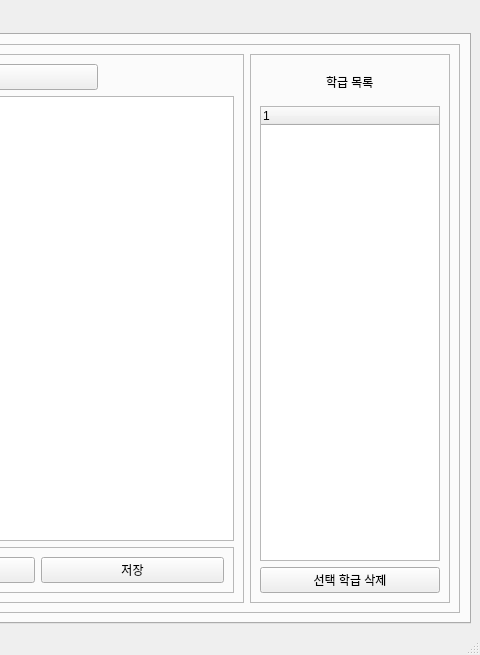
First picture: the form in manager.ui, repository chlwodud77/student-assesment-manager, before the edit; both pictures show x 577 to 1057 and y 0 to 655 of the 1057 by 655 pixel window.
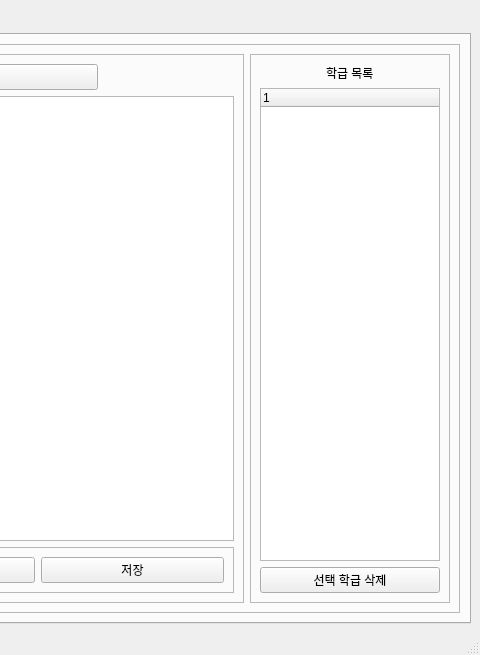
Second picture: the form after the edit. The open tabs and pages were chosen to show the change. Icons and pictures are not drawn.

Diff of the .ui file:
```diff
--- a/manager.ui
+++ b/manager.ui
@@ -163,7 +163,7 @@
                 <property name="maximumSize">
                  <size>
                   <width>200</width>
-                  <height>455</height>
+                  <height>16777215</height>
                  </size>
                 </property>
                 <property name="layoutDirection">
```
